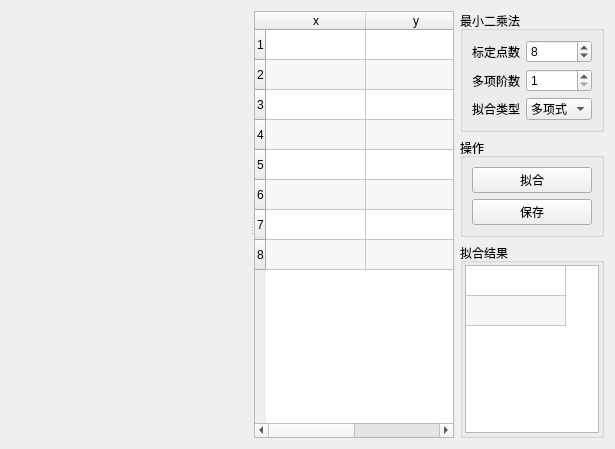
First picture: the form in leastsquare.ui, repository m-RNA/Qt-high-order-least-squares-method, before the edit.
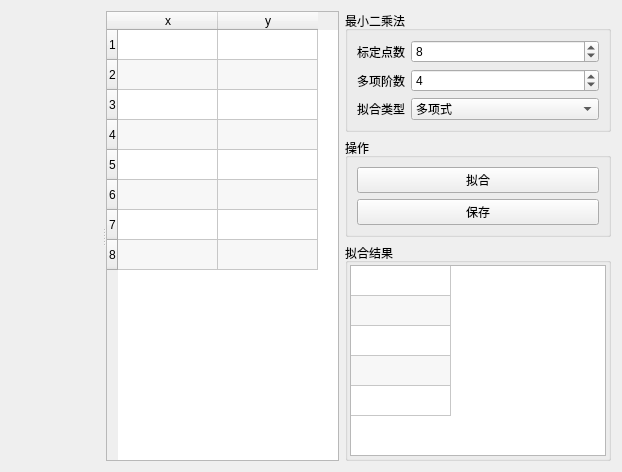
Second picture: the form after the edit. Icons and pictures are not drawn. Custom widgets are drawn as their Qt base class.

Diff of the .ui file:
```diff
--- a/leastsquare.ui
+++ b/leastsquare.ui
@@ -6,8 +6,8 @@
    <rect>
     <x>0</x>
     <y>0</y>
-    <width>615</width>
-    <height>449</height>
+    <width>622</width>
+    <height>472</height>
    </rect>
   </property>
   <property name="windowTitle">
@@ -42,7 +42,7 @@
       </property>
       <property name="maximumSize">
        <size>
-        <width>200</width>
+        <width>250</width>
         <height>16777215</height>
        </size>
       </property>
@@ -89,6 +89,12 @@
        <layout class="QGridLayout" name="gridLayout_3">
         <item row="3" column="0">
          <widget class="QLabel" name="label_19">
+          <property name="minimumSize">
+           <size>
+            <width>12</width>
+            <height>0</height>
+           </size>
+          </property>
           <property name="maximumSize">
            <size>
             <width>48</width>
@@ -105,6 +111,18 @@
         </item>
         <item row="0" column="0">
          <widget class="QLabel" name="label_20">
+          <property name="sizePolicy">
+           <sizepolicy hsizetype="Preferred" vsizetype="Preferred">
+            <horstretch>0</horstretch>
+            <verstretch>0</verstretch>
+           </sizepolicy>
+          </property>
+          <property name="minimumSize">
+           <size>
+            <width>12</width>
+            <height>0</height>
+           </size>
+          </property>
           <property name="maximumSize">
            <size>
             <width>48</width>
@@ -121,6 +139,12 @@
         </item>
         <item row="0" column="1">
          <widget class="QSpinBox" name="spbxSamplePointSum">
+          <property name="sizePolicy">
+           <sizepolicy hsizetype="Preferred" vsizetype="Fixed">
+            <horstretch>0</horstretch>
+            <verstretch>0</verstretch>
+           </sizepolicy>
+          </property>
           <property name="minimum">
            <number>2</number>
           </property>
@@ -131,16 +155,31 @@
         </item>
         <item row="3" column="1">
          <widget class="QSpinBox" name="spbxOrder">
+          <property name="sizePolicy">
+           <sizepolicy hsizetype="Preferred" vsizetype="Fixed">
+            <horstretch>0</horstretch>
+            <verstretch>0</verstretch>
+           </sizepolicy>
+          </property>
           <property name="minimum">
            <number>1</number>
           </property>
           <property name="maximum">
            <number>6</number>
           </property>
+          <property name="value">
+           <number>4</number>
+          </property>
          </widget>
         </item>
         <item row="4" column="0">
          <widget class="QLabel" name="label_25">
+          <property name="minimumSize">
+           <size>
+            <width>12</width>
+            <height>0</height>
+           </size>
+          </property>
           <property name="maximumSize">
            <size>
             <width>48</width>
@@ -250,7 +289,7 @@
         <item row="2" column="0">
          <widget class="QTableWidget" name="twFactor">
           <property name="sizePolicy">
-           <sizepolicy hsizetype="Ignored" vsizetype="Expanding">
+           <sizepolicy hsizetype="Minimum" vsizetype="Expanding">
             <horstretch>0</horstretch>
             <verstretch>0</verstretch>
            </sizepolicy>
@@ -262,7 +301,7 @@
            <bool>true</bool>
           </property>
           <property name="rowCount">
-           <number>2</number>
+           <number>5</number>
           </property>
           <property name="columnCount">
            <number>1</number>
@@ -278,6 +317,9 @@
           </attribute>
           <row/>
           <row/>
+          <row/>
+          <row/>
+          <row/>
           <column/>
          </widget>
         </item>
```
